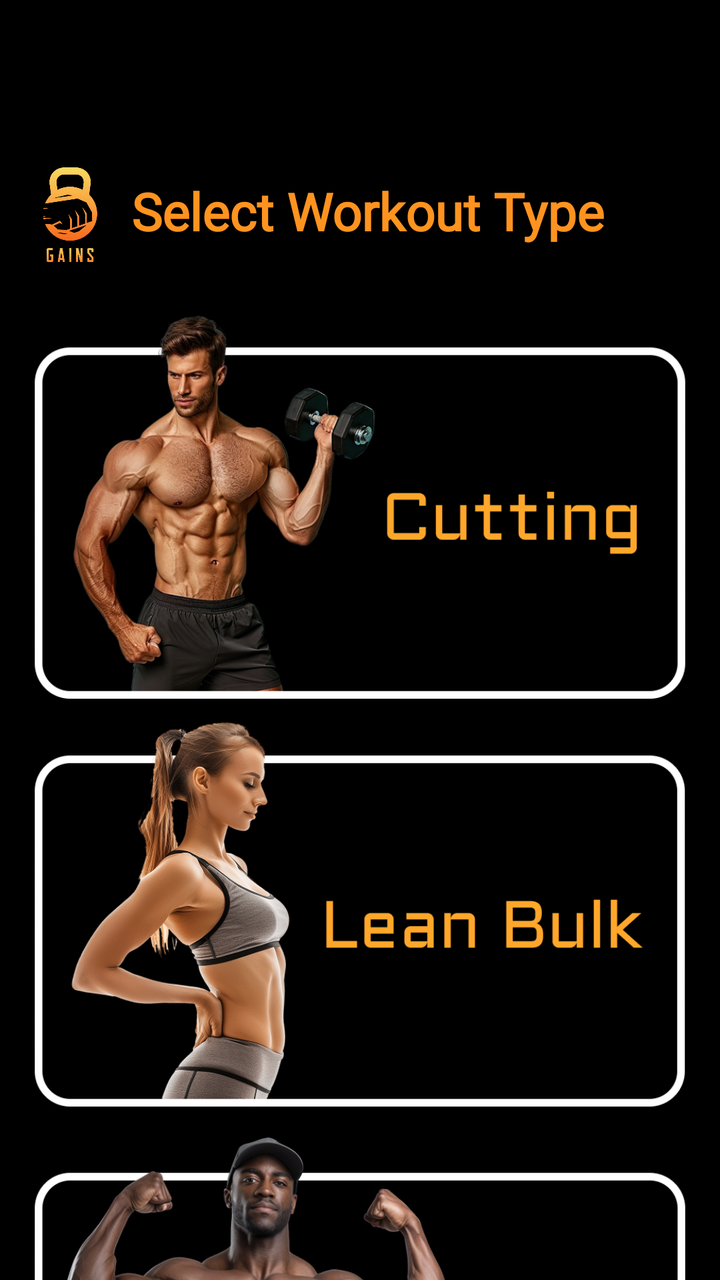
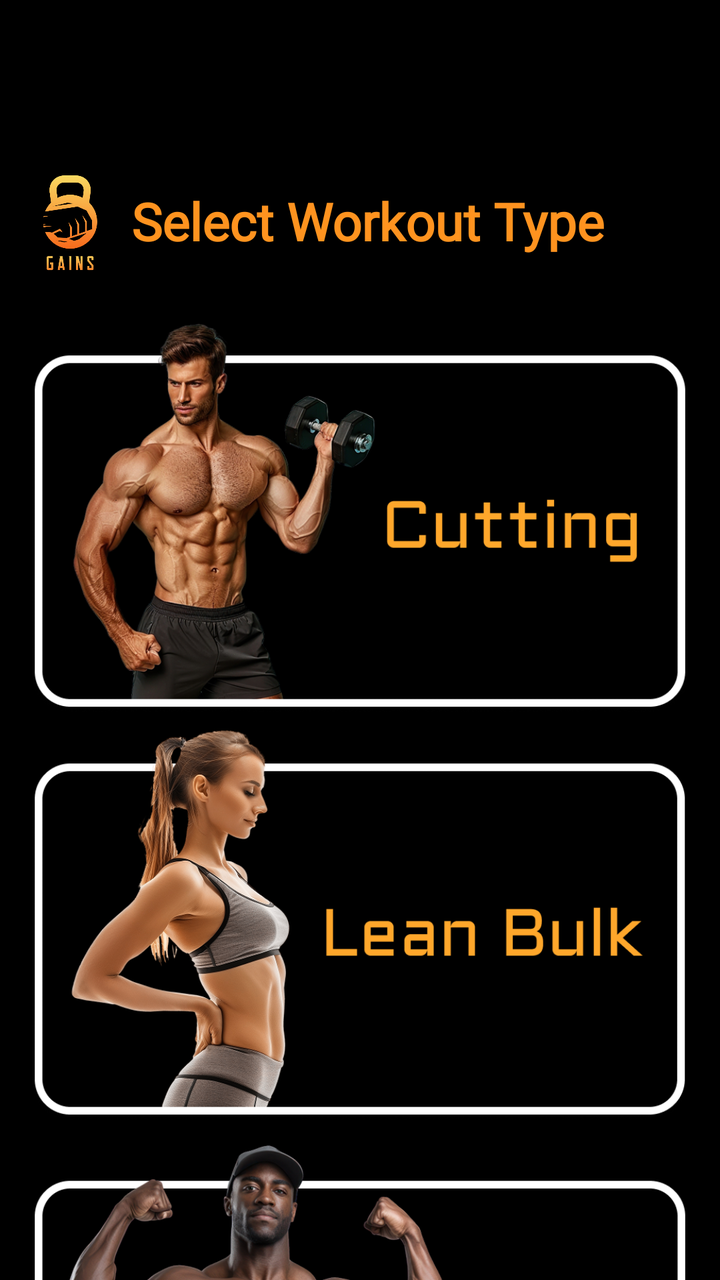

Two renders of the same Android screen: before a commit and after it. Below are the layout's source before the change and the commit's diff.
<!-- AndroidManifest.xml: application theme Theme.LabExam02 -->
<!-- res/layout/activity_worktypes.xml -->
<?xml version="1.0" encoding="utf-8"?>
<androidx.constraintlayout.widget.ConstraintLayout xmlns:android="http://schemas.android.com/apk/res/android"
    xmlns:app="http://schemas.android.com/apk/res-auto"
    xmlns:tools="http://schemas.android.com/tools"
    android:layout_width="match_parent"
    android:layout_height="match_parent"
    android:background="@color/black">

    <ImageView
        android:id="@+id/imageView18"
        android:layout_width="378dp"
        android:layout_height="83dp"
        android:layout_marginStart="19dp"
        android:layout_marginTop="42dp"
        android:layout_marginEnd="19dp"
        android:layout_marginBottom="81dp"
        app:layout_constraintBottom_toBottomOf="parent"
        app:layout_constraintEnd_toEndOf="parent"
        app:layout_constraintHorizontal_bias="0.0"
        app:layout_constraintStart_toStartOf="parent"
        app:layout_constraintTop_toBottomOf="@+id/imageView26"
        app:layout_constraintVertical_bias="0.0"
        app:srcCompat="@drawable/navbar" />

    <ImageView
        android:id="@+id/WTHomeNav"
        android:layout_width="79dp"
        android:layout_height="63dp"
        android:layout_marginStart="25dp"
        android:layout_marginTop="8dp"
        android:layout_marginBottom="12dp"
        app:layout_constraintBottom_toBottomOf="@+id/imageView18"
        app:layout_constraintStart_toStartOf="@+id/imageView18"
        app:layout_constraintTop_toTopOf="@+id/imageView18"
        app:srcCompat="@drawable/dumbell" />

    <ImageView
        android:id="@+id/WTNotifyNav"
        android:layout_width="79dp"
        android:layout_height="63dp"
        android:layout_marginStart="125dp"
        android:layout_marginTop="8dp"
        android:layout_marginEnd="42dp"
        app:layout_constraintEnd_toStartOf="@+id/WTUserNav"
        app:layout_constraintStart_toStartOf="@+id/WTHomeNav"
        app:layout_constraintTop_toTopOf="@+id/imageView18"
        app:srcCompat="@drawable/notification" />

    <ImageView
        android:id="@+id/WTUserNav"
        android:layout_width="79dp"
        android:layout_height="63dp"
        android:layout_marginTop="8dp"
        android:layout_marginEnd="28dp"
        android:layout_marginBottom="12dp"
        app:layout_constraintBottom_toBottomOf="@+id/imageView18"
        app:layout_constraintEnd_toEndOf="@+id/imageView18"
        app:layout_constraintTop_toTopOf="@+id/imageView18"
        app:srcCompat="@drawable/user" />

    <TextView
        android:id="@+id/textView5"
        android:layout_width="285dp"
        android:layout_height="39dp"
        android:layout_marginTop="88dp"
        android:layout_marginEnd="37dp"
        android:fontFamily="@font/aldrich"
        android:text="@string/type_select"
        android:textColor="@color/gold"
        android:textSize="26sp"
        android:textStyle="bold"
        app:layout_constraintEnd_toEndOf="parent"
        app:layout_constraintStart_toEndOf="@+id/imageView22"
        app:layout_constraintTop_toTopOf="parent" />

    <ImageView
        android:id="@+id/backWTBtn"
        android:layout_width="36dp"
        android:layout_height="34dp"
        android:layout_marginStart="19dp"
        android:layout_marginTop="39dp"
        android:layout_marginEnd="361dp"
        app:layout_constraintEnd_toEndOf="parent"
        app:layout_constraintStart_toStartOf="parent"
        app:layout_constraintTop_toTopOf="parent"
        app:srcCompat="@drawable/back" />

    <ImageView
        android:id="@+id/imageView22"
        android:layout_width="61dp"
        android:layout_height="54dp"
        android:layout_marginStart="32dp"
        android:layout_marginTop="9dp"
        app:layout_constraintEnd_toStartOf="@+id/textView5"
        app:layout_constraintStart_toStartOf="parent"
        app:layout_constraintTop_toBottomOf="@+id/backWTBtn"
        app:srcCompat="@mipmap/logoappgains" />

    <ImageView
        android:id="@+id/imageView24"
        android:layout_width="328dp"
        android:layout_height="206dp"
        android:layout_marginStart="44dp"
        android:layout_marginTop="13dp"
        android:layout_marginEnd="44dp"
        app:layout_constraintEnd_toEndOf="parent"
        app:layout_constraintStart_toStartOf="parent"
        app:layout_constraintTop_toBottomOf="@+id/imageView22"
        app:srcCompat="@drawable/type1" />

    <ImageView
        android:id="@+id/imageView25"
        android:layout_width="350dp"
        android:layout_height="203dp"
        android:layout_marginStart="44dp"
        android:layout_marginEnd="22dp"
        app:layout_constraintEnd_toEndOf="parent"
        app:layout_constraintStart_toStartOf="parent"
        app:layout_constraintTop_toBottomOf="@+id/imageView24"
        app:srcCompat="@drawable/type2" />

    <ImageView
        android:id="@+id/imageView26"
        android:layout_width="328dp"
        android:layout_height="206dp"
        android:layout_marginStart="44dp"
        android:layout_marginTop="3dp"
        android:layout_marginEnd="44dp"
        app:layout_constraintEnd_toEndOf="parent"
        app:layout_constraintStart_toStartOf="parent"
        app:layout_constraintTop_toBottomOf="@+id/imageView25"
        app:srcCompat="@drawable/type3" />
</androidx.constraintlayout.widget.ConstraintLayout>
<!-- resources referenced by this layout -->
<resources>
  <color name="black">#FF000000</color>
  <color name="gold">#FF931F</color>
  <!-- drawable back: png bitmap (drawable, 15543 bytes) -->
  <!-- drawable dumbell: png bitmap (drawable, 10595 bytes) -->
  <!-- drawable navbar: png bitmap (drawable, 3446 bytes) -->
  <!-- drawable notification: png bitmap (drawable, 11712 bytes) -->
  <!-- drawable type1: png bitmap (drawable, 300883 bytes) -->
  <!-- drawable type2: png bitmap (drawable, 258279 bytes) -->
  <!-- drawable type3: png bitmap (drawable, 318444 bytes) -->
  <!-- drawable user: png bitmap (drawable, 12372 bytes) -->
  <!-- mipmap logoappgains: png bitmap (mipmap-hdpi, 48523 bytes) -->
  <string name="type_select">Select Workout Type</string>"&gt;
  <style name="Theme.LabExam02" parent="Base.Theme.LabExam02" />
  <style name="Base.Theme.LabExam02" parent="Theme.Material3.DayNight.NoActionBar">
          
          
      </style>
</resources>

<!-- the commit's change to res/layout/activity_worktypes.xml (unified diff, before → after) -->
@@ -6,63 +6,11 @@
     android:layout_height="match_parent"
     android:background="@color/black">
 
-    <ImageView
-        android:id="@+id/imageView18"
-        android:layout_width="378dp"
-        android:layout_height="83dp"
-        android:layout_marginStart="19dp"
-        android:layout_marginTop="42dp"
-        android:layout_marginEnd="19dp"
-        android:layout_marginBottom="81dp"
-        app:layout_constraintBottom_toBottomOf="parent"
-        app:layout_constraintEnd_toEndOf="parent"
-        app:layout_constraintHorizontal_bias="0.0"
-        app:layout_constraintStart_toStartOf="parent"
-        app:layout_constraintTop_toBottomOf="@+id/imageView26"
-        app:layout_constraintVertical_bias="0.0"
-        app:srcCompat="@drawable/navbar" />
-
-    <ImageView
-        android:id="@+id/WTHomeNav"
-        android:layout_width="79dp"
-        android:layout_height="63dp"
-        android:layout_marginStart="25dp"
-        android:layout_marginTop="8dp"
-        android:layout_marginBottom="12dp"
-        app:layout_constraintBottom_toBottomOf="@+id/imageView18"
-        app:layout_constraintStart_toStartOf="@+id/imageView18"
-        app:layout_constraintTop_toTopOf="@+id/imageView18"
-        app:srcCompat="@drawable/dumbell" />
-
-    <ImageView
-        android:id="@+id/WTNotifyNav"
-        android:layout_width="79dp"
-        android:layout_height="63dp"
-        android:layout_marginStart="125dp"
-        android:layout_marginTop="8dp"
-        android:layout_marginEnd="42dp"
-        app:layout_constraintEnd_toStartOf="@+id/WTUserNav"
-        app:layout_constraintStart_toStartOf="@+id/WTHomeNav"
-        app:layout_constraintTop_toTopOf="@+id/imageView18"
-        app:srcCompat="@drawable/notification" />
-
-    <ImageView
-        android:id="@+id/WTUserNav"
-        android:layout_width="79dp"
-        android:layout_height="63dp"
-        android:layout_marginTop="8dp"
-        android:layout_marginEnd="28dp"
-        android:layout_marginBottom="12dp"
-        app:layout_constraintBottom_toBottomOf="@+id/imageView18"
-        app:layout_constraintEnd_toEndOf="@+id/imageView18"
-        app:layout_constraintTop_toTopOf="@+id/imageView18"
-        app:srcCompat="@drawable/user" />
-
     <TextView
         android:id="@+id/textView5"
         android:layout_width="285dp"
         android:layout_height="39dp"
-        android:layout_marginTop="88dp"
+        android:layout_marginTop="93dp"
         android:layout_marginEnd="37dp"
         android:fontFamily="@font/aldrich"
         android:text="@string/type_select"
@@ -77,7 +25,7 @@
         android:id="@+id/backWTBtn"
         android:layout_width="36dp"
         android:layout_height="34dp"
-        android:layout_marginStart="19dp"
+        android:layout_marginStart="28dp"
         android:layout_marginTop="39dp"
         android:layout_marginEnd="361dp"
         app:layout_constraintEnd_toEndOf="parent"
@@ -90,14 +38,14 @@
         android:layout_width="61dp"
         android:layout_height="54dp"
         android:layout_marginStart="32dp"
-        android:layout_marginTop="9dp"
+        android:layout_marginTop="13dp"
         app:layout_constraintEnd_toStartOf="@+id/textView5"
         app:layout_constraintStart_toStartOf="parent"
         app:layout_constraintTop_toBottomOf="@+id/backWTBtn"
         app:srcCompat="@mipmap/logoappgains" />
 
     <ImageView
-        android:id="@+id/imageView24"
+        android:id="@+id/CuttingLink"
         android:layout_width="328dp"
         android:layout_height="206dp"
         android:layout_marginStart="44dp"
@@ -109,18 +57,18 @@
         app:srcCompat="@drawable/type1" />
 
     <ImageView
-        android:id="@+id/imageView25"
+        android:id="@+id/leanbulkLink"
         android:layout_width="350dp"
         android:layout_height="203dp"
         android:layout_marginStart="44dp"
         android:layout_marginEnd="22dp"
         app:layout_constraintEnd_toEndOf="parent"
         app:layout_constraintStart_toStartOf="parent"
-        app:layout_constraintTop_toBottomOf="@+id/imageView24"
+        app:layout_constraintTop_toBottomOf="@+id/CuttingLink"
         app:srcCompat="@drawable/type2" />
 
     <ImageView
-        android:id="@+id/imageView26"
+        android:id="@+id/BulkLink"
         android:layout_width="328dp"
         android:layout_height="206dp"
         android:layout_marginStart="44dp"
@@ -128,6 +76,57 @@
         android:layout_marginEnd="44dp"
         app:layout_constraintEnd_toEndOf="parent"
         app:layout_constraintStart_toStartOf="parent"
-        app:layout_constraintTop_toBottomOf="@+id/imageView25"
+        app:layout_constraintTop_toBottomOf="@+id/leanbulkLink"
         app:srcCompat="@drawable/type3" />
+
+    <FrameLayout
+        android:layout_width="380dp"
+        android:layout_height="105dp"
+        android:layout_marginStart="15dp"
+        android:layout_marginTop="21dp"
+        android:layout_marginEnd="16dp"
+        android:layout_marginBottom="17dp"
+        app:layout_constraintBottom_toBottomOf="parent"
+        app:layout_constraintEnd_toEndOf="parent"
+        app:layout_constraintStart_toStartOf="parent"
+        app:layout_constraintTop_toBottomOf="@+id/BulkLink">
+
+        <ImageView
+            android:id="@+id/imageView28"
+            android:layout_width="wrap_content"
+            android:layout_height="wrap_content"
+            app:srcCompat="@drawable/navbar" />
+
+        <LinearLayout
+            android:layout_width="match_parent"
+            android:layout_height="match_parent"
+            android:orientation="horizontal">
+
+            <ImageView
+                android:id="@+id/navHomeWork"
+                android:layout_width="100dp"
+                android:layout_height="100dp"
+                android:layout_weight="1"
+                android:padding="12dp"
+                app:srcCompat="@drawable/exercise" />
+
+            <ImageView
+                android:id="@+id/navHomeNoti"
+                android:layout_width="100dp"
+                android:layout_height="100dp"
+                android:layout_weight="1"
+                android:padding="20dp"
+                app:srcCompat="@drawable/notification" />
+
+            <ImageView
+                android:id="@+id/navHomeUser"
+                android:layout_width="100dp"
+                android:layout_height="100dp"
+                android:layout_weight="1"
+                android:padding="20dp"
+                app:srcCompat="@drawable/user" />
+        </LinearLayout>
+
+    </FrameLayout>
+
 </androidx.constraintlayout.widget.ConstraintLayout>
<!-- resource entries referenced after the edit -->
@@ -3,13 +3,13 @@
   <color name="black">#FF000000</color>
   <color name="gold">#FF931F</color>
   <!-- drawable back: png bitmap (drawable, 15543 bytes) -->
-  <!-- drawable dumbell: png bitmap (drawable, 10595 bytes) -->
+  <!-- drawable exercise: png bitmap (drawable, 10800 bytes) -->
   <!-- drawable navbar: png bitmap (drawable, 3446 bytes) -->
   <!-- drawable notification: png bitmap (drawable, 11712 bytes) -->
   <!-- drawable type1: png bitmap (drawable, 300883 bytes) -->
   <!-- drawable type2: png bitmap (drawable, 258279 bytes) -->
   <!-- drawable type3: png bitmap (drawable, 318444 bytes) -->
-  <!-- drawable user: png bitmap (drawable, 12372 bytes) -->
+  <!-- drawable user: png bitmap (drawable, 8011 bytes) -->
   <!-- mipmap logoappgains: png bitmap (mipmap-hdpi, 48523 bytes) -->
   <string name="type_select">Select Workout Type</string>"&gt;
   <style name="Theme.LabExam02" parent="Base.Theme.LabExam02" />
